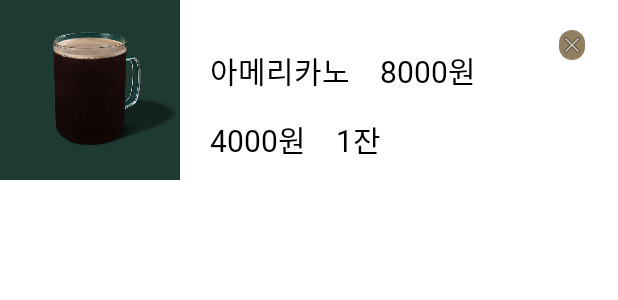
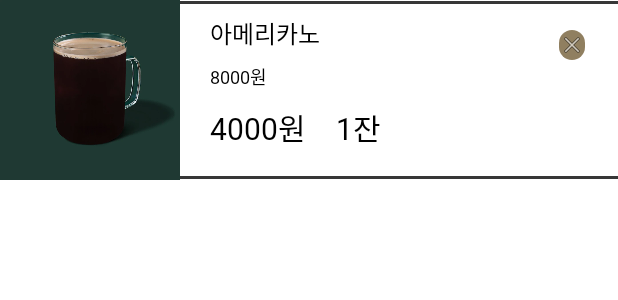
Before and after one commit to chang0-0/Android-SmartStore, an Android app: the layout list_item_shopping_list.xml on its own in the app's theme, with its tools: preview values and no code run, on a phone screen of 412 x 824 dp. Shown: the top 300 px of the screen. Run offline under Robolectric (Android 15) with nearby library versions, the phone set to English and light mode, and no system bars; network calls fail.

Commit message:
2022-11-23 PM 14:53 UI change

```diff
--- /dev/null
+++ b/client/smartstore_project_jetpack/app/src/main/res/drawable/border_bottom.xml
@@ -0,0 +1,18 @@
+<?xml version="1.0" encoding="utf-8"?>
+<layer-list xmlns:android="http://schemas.android.com/apk/res/android" >
+
+    <item
+            android:bottom="1dp"
+            android:left="-2dp"
+            android:right="-2dp"
+            android:top="1dp">
+        <shape android:shape="rectangle" >
+            <stroke
+                    android:width="2dp"
+                    android:color="#373737" />
+
+            <solid android:color="#FFF" />
+        </shape>
+    </item>
+
+</layer-list>
--- a/client/smartstore_project_jetpack/app/src/main/res/layout/list_item_shopping_list.xml
+++ b/client/smartstore_project_jetpack/app/src/main/res/layout/list_item_shopping_list.xml
@@ -3,7 +3,9 @@
         xmlns:tools="http://schemas.android.com/tools"
         xmlns:app="http://schemas.android.com/apk/res-auto"
         android:layout_width="match_parent"
-        android:layout_height="120dp">
+        android:layout_height="120dp"
+        android:background="@drawable/border_bottom"
+        >
 
     <ImageView
             android:id="@+id/menuImage"
@@ -24,13 +26,12 @@
             android:layout_width="wrap_content"
             android:layout_height="wrap_content"
             android:text="아메리카노"
-            android:textSize="20dp"
+            android:textSize="16dp"
             android:layout_weight="1"
             style="@style/Text.Regular"
             app:layout_constraintStart_toEndOf="@+id/menuImage"
             app:layout_constraintTop_toTopOf="parent"
-            app:layout_constraintBottom_toBottomOf="parent"
-            android:layout_marginBottom="26dp" />
+            android:layout_marginTop="10dp" />
 
     <TextView
             android:id="@+id/textShoppingMenuMoney"
@@ -40,8 +41,22 @@
             android:textSize="20dp"
             android:layout_weight="1"
             style="@style/Text.Regular"
+            app:layout_constraintStart_toStartOf="@+id/textShoppingMenuMoneyAll"
+            android:layout_marginTop="10dp"
+            app:layout_constraintTop_toBottomOf="@+id/textShoppingMenuMoneyAll" />
+
+
+    <TextView
+            android:id="@+id/textShoppingMenuMoneyAll"
+            style="@style/Text.Regular"
+            android:layout_width="wrap_content"
+            android:layout_height="wrap_content"
+            android:layout_gravity="center"
+            android:layout_weight="1"
+            android:text="8000원"
+            android:textSize="12dp"
+            android:layout_marginTop="8dp"
             app:layout_constraintTop_toBottomOf="@+id/textShoppingMenuName"
-            android:layout_marginTop="16dp"
             app:layout_constraintStart_toStartOf="@+id/textShoppingMenuName" />
 
     <ImageView
@@ -70,17 +85,5 @@
             app:layout_constraintStart_toEndOf="@+id/textShoppingMenuMoney"
             android:layout_marginStart="20dp" />
 
-    <TextView
-            android:layout_marginStart="20dp"
-            android:id="@+id/textShoppingMenuMoneyAll"
-            style="@style/Text.Regular"
-            android:layout_width="wrap_content"
-            android:layout_height="wrap_content"
-            android:layout_gravity="center"
-            android:layout_weight="1"
-            android:text="8000원"
-            android:textSize="20dp"
-            app:layout_constraintStart_toEndOf="@+id/textShoppingMenuName"
-            app:layout_constraintTop_toTopOf="@+id/textShoppingMenuName" />
 
 </androidx.constraintlayout.widget.ConstraintLayout>
--- a/client/smartstore_project_jetpack/app/src/main/res/values/themes.xml
+++ b/client/smartstore_project_jetpack/app/src/main/res/values/themes.xml
@@ -34,7 +34,7 @@
     <style name="Text.Regular" parent="android:TextAppearance">
         <item name="android:textStyle">normal</item>
         <item name="android:textColor">@color/black</item>
-        <item name="android:fontFamily">@font/eland_choice_m</item>
+        <item name="android:fontFamily">@font/leferi_base_regular</item>
         <item name="android:includeFontPadding">false</item>
     </style>
     <style name="Text.Title" parent="android:TextAppearance">
```
